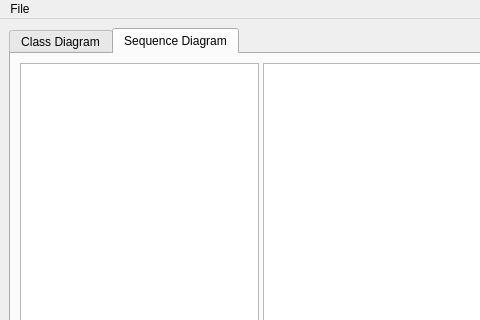
Before: the Qt Designer form ICP/mainwindow.ui in Inozitol/ICP2, drawn with Qt 5; both pictures show x 0 to 480 and y 0 to 320 of the 1000 by 800 pixel window.
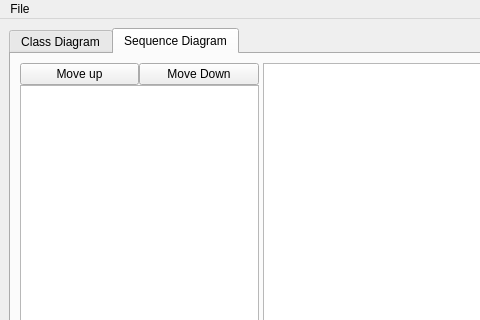
After: the same form once the commit is applied. The open tabs and pages were chosen to show the change. Icons and pictures are not drawn.

The edit to the form file:
```diff
--- a/ICP/mainwindow.ui
+++ b/ICP/mainwindow.ui
@@ -22,6 +22,12 @@
   <property name="toolButtonStyle">
    <enum>Qt::ToolButtonIconOnly</enum>
   </property>
+  <property name="animated">
+   <bool>true</bool>
+  </property>
+  <property name="documentMode">
+   <bool>false</bool>
+  </property>
   <property name="tabShape">
    <enum>QTabWidget::Triangular</enum>
   </property>
@@ -84,13 +90,98 @@
           <property name="orientation">
            <enum>Qt::Horizontal</enum>
           </property>
-          <widget class="QListWidget" name="sequenceList">
+          <widget class="QWidget" name="widget" native="true">
            <property name="sizePolicy">
             <sizepolicy hsizetype="Preferred" vsizetype="Preferred">
              <horstretch>1</horstretch>
              <verstretch>0</verstretch>
             </sizepolicy>
            </property>
+           <layout class="QVBoxLayout" name="verticalLayout">
+            <property name="spacing">
+             <number>0</number>
+            </property>
+            <property name="leftMargin">
+             <number>0</number>
+            </property>
+            <property name="topMargin">
+             <number>0</number>
+            </property>
+            <property name="rightMargin">
+             <number>0</number>
+            </property>
+            <property name="bottomMargin">
+             <number>0</number>
+            </property>
+            <item>
+             <widget class="QWidget" name="widget_2" native="true">
+              <property name="sizePolicy">
+               <sizepolicy hsizetype="Preferred" vsizetype="Preferred">
+                <horstretch>0</horstretch>
+                <verstretch>0</verstretch>
+               </sizepolicy>
+              </property>
+              <property name="layoutDirection">
+               <enum>Qt::RightToLeft</enum>
+              </property>
+              <layout class="QHBoxLayout" name="horizontalLayout_4">
+               <property name="spacing">
+                <number>0</number>
+               </property>
+               <property name="leftMargin">
+                <number>0</number>
+               </property>
+               <property name="topMargin">
+                <number>0</number>
+               </property>
+               <property name="rightMargin">
+                <number>0</number>
+               </property>
+               <property name="bottomMargin">
+                <number>0</number>
+               </property>
+               <item>
+                <widget class="QPushButton" name="buttonDown">
+                 <property name="text">
+                  <string>Move Down</string>
+                 </property>
+                 <property name="icon">
+                  <iconset>
+                   <normaloff>arrowdown.png</normaloff>arrowdown.png</iconset>
+                 </property>
+                </widget>
+               </item>
+               <item>
+                <widget class="QPushButton" name="buttonUp">
+                 <property name="text">
+                  <string>Move up</string>
+                 </property>
+                 <property name="icon">
+                  <iconset>
+                   <normaloff>arrowup.png</normaloff>arrowup.png</iconset>
+                 </property>
+                </widget>
+               </item>
+              </layout>
+             </widget>
+            </item>
+            <item>
+             <widget class="QListWidget" name="sequenceList">
+              <property name="sizePolicy">
+               <sizepolicy hsizetype="Preferred" vsizetype="Preferred">
+                <horstretch>0</horstretch>
+                <verstretch>1</verstretch>
+               </sizepolicy>
+              </property>
+              <property name="dragDropMode">
+               <enum>QAbstractItemView::InternalMove</enum>
+              </property>
+              <property name="defaultDropAction">
+               <enum>Qt::MoveAction</enum>
+              </property>
+             </widget>
+            </item>
+           </layout>
           </widget>
           <widget class="QGraphicsView" name="sequenceView">
            <property name="sizePolicy">
```
Left out of the diff: 20 changed lines with no effect on the pictures.
